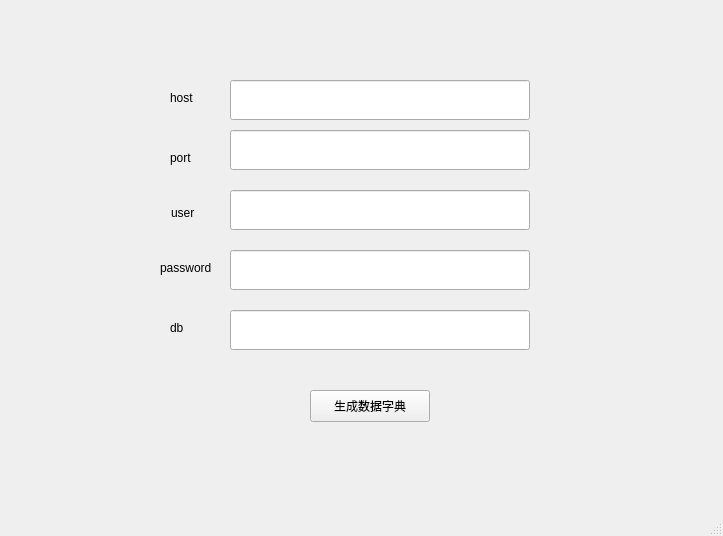
The window that qt/execl/view/dict_view.ui (JL-Code/data-dict-tool) describes before a commit, drawn with Qt 5.
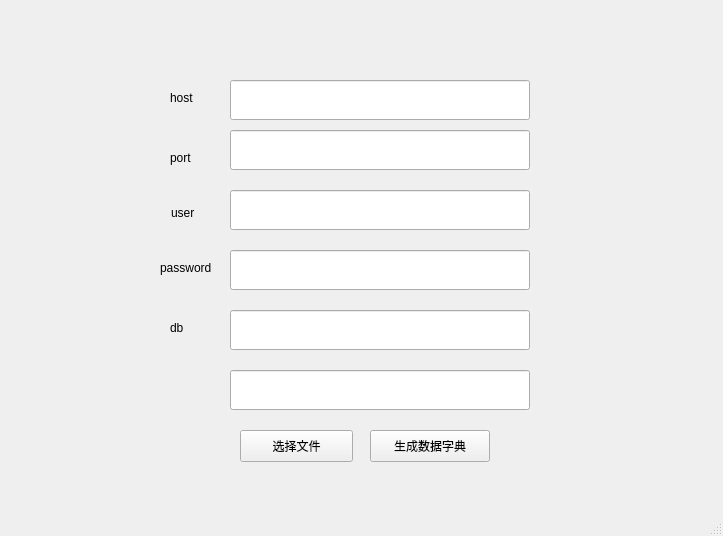
The same window after the commit.

Commit message: add 文件位置选择特性

Patch:
```diff
--- a/qt/execl/view/dict_view.ui
+++ b/qt/execl/view/dict_view.ui
@@ -145,8 +145,8 @@
    <widget class="QPushButton" name="pushButton">
     <property name="geometry">
      <rect>
-      <x>310</x>
-      <y>390</y>
+      <x>370</x>
+      <y>430</y>
       <width>120</width>
       <height>32</height>
      </rect>
@@ -193,6 +193,38 @@
      <string>host</string>
     </property>
    </widget>
+   <widget class="QLineEdit" name="le_file">
+    <property name="enabled">
+     <bool>true</bool>
+    </property>
+    <property name="geometry">
+     <rect>
+      <x>230</x>
+      <y>370</y>
+      <width>300</width>
+      <height>40</height>
+     </rect>
+    </property>
+    <property name="sizePolicy">
+     <sizepolicy hsizetype="Expanding" vsizetype="Fixed">
+      <horstretch>0</horstretch>
+      <verstretch>0</verstretch>
+     </sizepolicy>
+    </property>
+   </widget>
+   <widget class="QPushButton" name="chooseFile">
+    <property name="geometry">
+     <rect>
+      <x>240</x>
+      <y>430</y>
+      <width>113</width>
+      <height>32</height>
+     </rect>
+    </property>
+    <property name="text">
+     <string>选择文件</string>
+    </property>
+   </widget>
   </widget>
   <widget class="QStatusBar" name="statusbar"/>
   <action name="action88">
```
The commit also changes 5 other files.
